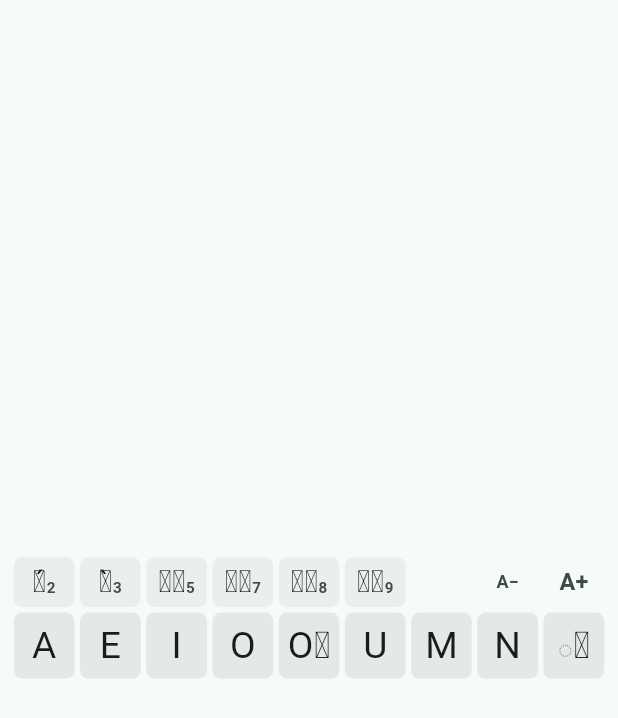
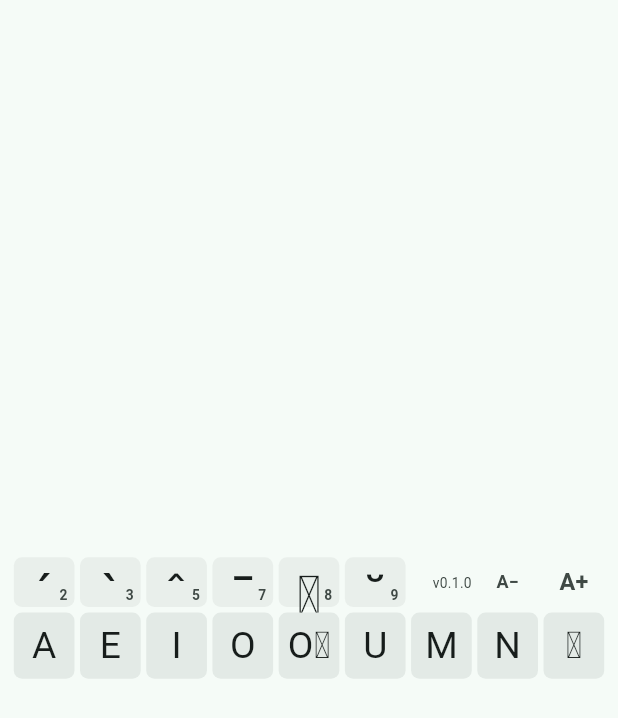
Before and after one commit to chiangctech3d/taiwanese_keyboard, a Flutter app: the screen it shows after launch, on a phone screen of 412 x 824 dp. Shown: the top 718 px of the screen. Run offline on Flutter 3.47's test engine with Material 3 defaults, Android fonts, the phone set to English and light mode, and no system bars; our stand-ins replace package_info_plus, shared_preferences; missing offline and left inert: dart:ffi, win32.

Commit message:
design: acentos sem círculo, versão no teclado e ícone de teclado
- Teclas de tom mostram só a marca, grande, com o número no canto
- ⁿ sem círculo pontilhado
- Versão do programa (package_info_plus) antes de A−/A+; nos builds de
  tag ela vem da tag
- Ícone de teclado para Windows, macOS e pacote MSIX

Co-Authored-By: Claude Opus 5.5 <noreply@anthropic.com>

```diff
--- a/lib/data/poj_chars.dart
+++ b/lib/data/poj_chars.dart
@@ -99,9 +99,9 @@ const List<PojKey> baseLetters = [
 /// o͘ sem marca de tom.
 const PojKey ohNoTone = PojKey('o͘', 'O͘');
 
-/// Marca de cada tom sobre o círculo pontilhado (◌), na ordem de
-/// [toneHeaders].
-const List<String> toneMarks = ['◌́', '◌̀', '◌̂', '◌̄', '◌̍', '◌̆'];
+/// Marca de cada tom, na forma isolada (sem letra), na ordem de
+/// [toneHeaders]. O tom 8 usa a linha vertical U+02C8.
+const List<String> toneMarks = ['´', '`', 'ˆ', '¯', 'ˈ', '˘'];
 
 /// Nasalização.
 const PojKey nasal = PojKey('ⁿ', 'ᴺ');
--- a/lib/main.dart
+++ b/lib/main.dart
@@ -1,6 +1,7 @@
 import 'dart:io';
 
 import 'package:flutter/material.dart';
+import 'package:package_info_plus/package_info_plus.dart';
 
 import 'keyboard_state/keyboard_state.dart';
 import 'keyboard_state/macos_keyboard_state.dart';
@@ -34,14 +35,18 @@ Future<void> main() async {
 
   // Aplica o tamanho salvo na última execução.
   final zoom = await ZoomController.load();
+  final info = await PackageInfo.fromPlatform();
   await windowSizer.setContentSize(zoom.contentSize);
 
-  runApp(TecladoApp(
+  runApp(
+    TecladoApp(
       typer: typer,
       keyboardState: keyboardState,
       isMac: Platform.isMacOS,
       onOpenSettings: Platform.isMacOS ? openAccessibilitySettings : null,
       zoom: zoom,
       windowSizer: windowSizer,
-  ));
+      version: info.version,
+    ),
+  );
 }
--- a/lib/ui/app.dart
+++ b/lib/ui/app.dart
@@ -16,6 +16,7 @@ class TecladoApp extends StatefulWidget {
     this.onOpenSettings,
     this.zoom,
     this.windowSizer,
+    this.version,
   });
 
   final Typer typer;
@@ -28,6 +29,9 @@ class TecladoApp extends StatefulWidget {
   /// Tamanho do teclado (A− / A+); a janela acompanha via [windowSizer].
   final ZoomController? zoom;
   final WindowSizer? windowSizer;
+
+  /// Versão do programa, mostrada no teclado.
+  final String? version;
 
   @override
   State<TecladoApp> createState() => _TecladoAppState();
@@ -58,14 +62,14 @@ class _TecladoAppState extends State<TecladoApp> {
       title: 'Teclado Taiwanês',
       debugShowCheckedModeBanner: false,
       theme: ThemeData(colorSchemeSeed: seed),
-      darkTheme:
-          ThemeData(colorSchemeSeed: seed, brightness: Brightness.dark),
+      darkTheme: ThemeData(colorSchemeSeed: seed, brightness: Brightness.dark),
       home: _Home(
         typer: widget.typer,
         keyboardState: widget.keyboardState,
         isMac: widget.isMac,
         onOpenSettings: widget.onOpenSettings,
         zoom: widget.zoom,
+        version: widget.version,
       ),
     );
   }
@@ -78,6 +82,7 @@ class _Home extends StatelessWidget {
     required this.isMac,
     required this.onOpenSettings,
     required this.zoom,
+    required this.version,
   });
 
   final Typer typer;
@@ -85,19 +90,22 @@ class _Home extends StatelessWidget {
   final bool isMac;
   final Future<void> Function()? onOpenSettings;
   final ZoomController? zoom;
+  final String? version;
 
   Future<void> _fallback(BuildContext context, String text) async {
     final messenger = ScaffoldMessenger.of(context);
     await copyFallback(text);
     messenger
       ..hideCurrentSnackBar()
-      ..showSnackBar(SnackBar(
-        content: Text('Copiado — cole com ${isMac ? '⌘V' : 'Ctrl+V'}'),
-        duration: const Duration(seconds: 3),
-        action: isMac && onOpenSettings != null
-            ? SnackBarAction(label: 'Permitir', onPressed: onOpenSettings!)
-            : null,
-      ));
+      ..showSnackBar(
+        SnackBar(
+          content: Text('Copiado — cole com ${isMac ? '⌘V' : 'Ctrl+V'}'),
+          duration: const Duration(seconds: 3),
+          action: isMac && onOpenSettings != null
+              ? SnackBarAction(label: 'Permitir', onPressed: onOpenSettings!)
+              : null,
+        ),
+      );
   }
 
   @override
@@ -113,6 +121,7 @@ class _Home extends StatelessWidget {
               keyboardState: keyboardState,
               onFallback: (text) => _fallback(context, text),
               zoom: zoom,
+              version: version,
             ),
           ),
         ),
--- a/lib/ui/keyboard_grid.dart
+++ b/lib/ui/keyboard_grid.dart
@@ -19,6 +19,7 @@ class KeyboardGrid extends StatefulWidget {
     required this.keyboardState,
     required this.onFallback,
     this.zoom,
+    this.version,
     this.pollInterval = const Duration(milliseconds: 30),
   });
 
@@ -30,6 +31,9 @@ class KeyboardGrid extends StatefulWidget {
 
   /// Se presente, mostra A− / A+ no fim da linha dos acentos.
   final ZoomController? zoom;
+
+  /// Versão do programa (ex.: `0.1.0`), mostrada antes de A− / A+.
+  final String? version;
   final Duration pollInterval;
 
   @override
@@ -95,6 +99,17 @@ class _KeyboardGridState extends State<KeyboardGrid> {
                     onTap: () => _onToneTap(c),
                   ),
                 const Spacer(),
+                if (widget.version case final version?)
+                  Padding(
+                    padding: const EdgeInsets.only(right: 2),
+                    child: Text(
+                      'v$version',
+                      style: TextStyle(
+                        fontSize: 10,
+                        color: Theme.of(context).colorScheme.onSurfaceVariant,
+                      ),
+                    ),
+                  ),
                 if (widget.zoom case final zoom?)
                   ListenableBuilder(
                     listenable: zoom,
@@ -132,7 +147,6 @@ class _KeyboardGridState extends State<KeyboardGrid> {
               _LetterButton(
                 key: const Key('nasal'),
                 text: nasal.of(upperCase: _upper),
-                showBase: true,
                 muted: _tone != null,
                 onTap: () => _send(nasal),
               ),
@@ -212,21 +226,36 @@ class _ToneButton extends StatelessWidget {
         height: 40,
         color: selected ? scheme.primary : scheme.surfaceContainer,
         onTap: onTap,
-        child: Row(
-          mainAxisSize: MainAxisSize.min,
-          crossAxisAlignment: CrossAxisAlignment.baseline,
-          textBaseline: TextBaseline.alphabetic,
+        child: SizedBox.expand(
+          child: Stack(
             children: [
-            Text(mark, style: TextStyle(fontSize: 22, color: fg)),
-            Text(
+              // As marcas isoladas ficam no alto da caixa da fonte; o
+              // deslocamento as traz para o meio da tecla.
+              Center(
+                child: Transform.translate(
+                  offset: const Offset(0, 8),
+                  child: Text(
+                    mark,
+                    style: TextStyle(fontSize: 40, height: 1, color: fg),
+                  ),
+                ),
+              ),
+              Positioned(
+                right: 5,
+                bottom: 2,
+                child: Text(
                   number,
                   style: TextStyle(
-                fontSize: 11,
+                    fontSize: 10,
                     fontWeight: FontWeight.w600,
-                color: selected ? fg : scheme.onSurfaceVariant,
+                    color: selected
+                        ? fg.withValues(alpha: 0.8)
+                        : scheme.onSurfaceVariant,
+                  ),
                 ),
               ),
             ],
+          ),
         ),
       ),
     );
@@ -280,16 +309,11 @@ class _LetterButton extends StatelessWidget {
     super.key,
     required this.text,
     required this.onTap,
-    this.showBase = false,
     this.muted = false,
   });
 
   final String text;
   final VoidCallback onTap;
-
-  /// Mostra o círculo pontilhado (◌) antes do texto, apagado, para indicar
-  /// que a marca se junta à letra anterior (ex.: ⁿ não é um "n").
-  final bool showBase;
 
   /// Apagada enquanto um acento está escolhido (o ⁿ não recebe acento).
   final bool muted;
@@ -311,20 +335,8 @@ class _LetterButton extends StatelessWidget {
         height: 52,
         color: scheme.surfaceContainerHigh,
         onTap: onTap,
-        child: Text.rich(
-          TextSpan(
-            children: [
-              if (showBase)
-                TextSpan(
-                  text: '◌',
-                  style: TextStyle(
-                    fontSize: 18,
-                    color: scheme.onSurfaceVariant.withValues(alpha: 0.6),
-                  ),
-                ),
-              TextSpan(text: text),
-            ],
-          ),
+        child: Text(
+          text,
           style: TextStyle(fontSize: 27, height: 1.1, color: fg),
         ),
       ),
--- a/lib/ui/zoom.dart
+++ b/lib/ui/zoom.dart
@@ -20,7 +20,8 @@ class ZoomController extends ValueNotifier<double> {
     final prefs = await SharedPreferences.getInstance();
     final saved = prefs.getDouble(_prefsKey) ?? 1.0;
     final nearest = zoomSteps.reduce(
-        (a, b) => (a - saved).abs() <= (b - saved).abs() ? a : b);
+      (a, b) => (a - saved).abs() <= (b - saved).abs() ? a : b,
+    );
     return ZoomController._(prefs, nearest);
   }
 
--- a/lib/window/macos_window_sizer.dart
+++ b/lib/window/macos_window_sizer.dart
@@ -7,8 +7,10 @@ class MacosWindowSizer implements WindowSizer {
   @override
   Future<void> setContentSize(Size size) async {
     try {
-      await macosChannel.invokeMethod<void>(
-          'setContentSize', {'width': size.width, 'height': size.height});
+      await macosChannel.invokeMethod<void>('setContentSize', {
+        'width': size.width,
+        'height': size.height,
+      });
     } on PlatformException {
       // Mantém o tamanho atual.
     } on MissingPluginException {
--- a/lib/window/windows_window_sizer.dart
+++ b/lib/window/windows_window_sizer.dart
@@ -12,8 +12,10 @@ class WindowsWindowSizer implements WindowSizer {
   @override
   Future<void> setContentSize(Size size) async {
     using((arena) {
-      final hwnd =
-          FindWindow(arena.pcwstr('FLUTTER_RUNNER_WIN32_WINDOW'), null).value;
+      final hwnd = FindWindow(
+        arena.pcwstr('FLUTTER_RUNNER_WIN32_WINDOW'),
+        null,
+      ).value;
       if (hwnd.isNull) return;
       final scale = GetDpiForWindow(hwnd) / 96;
       final window = arena<RECT>();
--- a/pubspec.yaml
+++ b/pubspec.yaml
@@ -37,6 +37,7 @@ dependencies:
   win32: ^6.4.0
   ffi: ^2.2.0
   shared_preferences: ^2.5.6
+  package_info_plus: ^10.2.2
 
 dev_dependencies:
   flutter_test:
@@ -100,3 +101,4 @@ msix_config:
   display_name: Teclado Taiwanês
   msix_version: 0.1.0.0
   languages: pt-br, en-us
+  logo_path: assets/icon/app_icon.png
```
Also changed, not shown: assets/icon/app_icon.png (added), pubspec.lock, 11 other files. Lines whose indentation alone changed are shown as unchanged.
